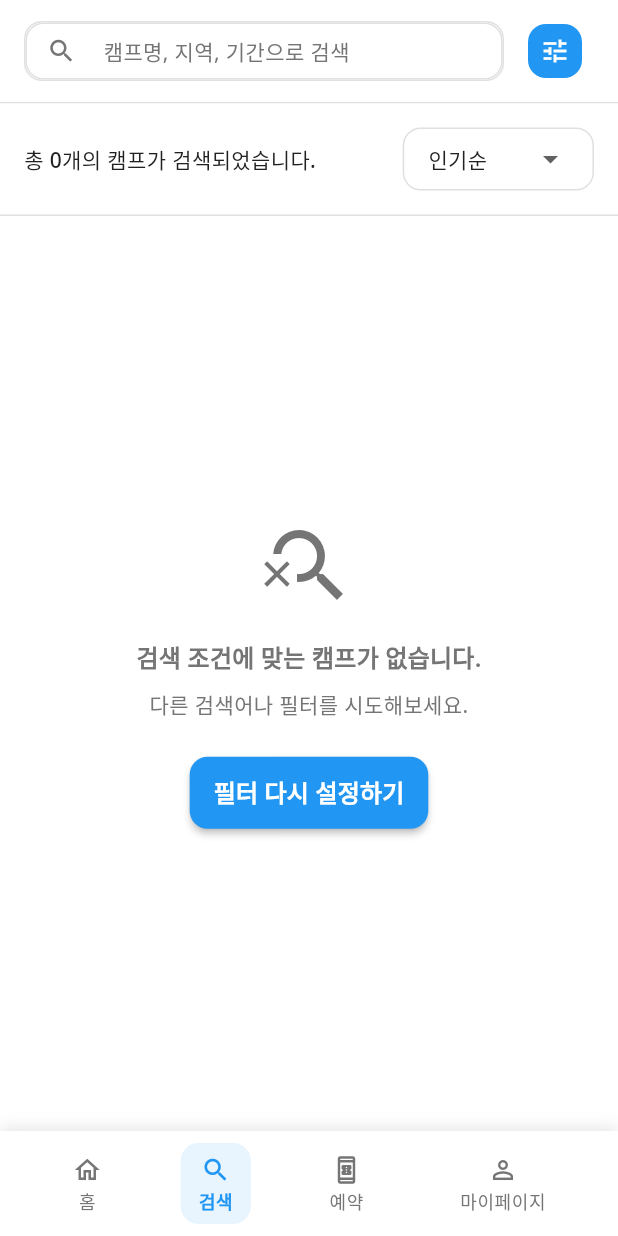
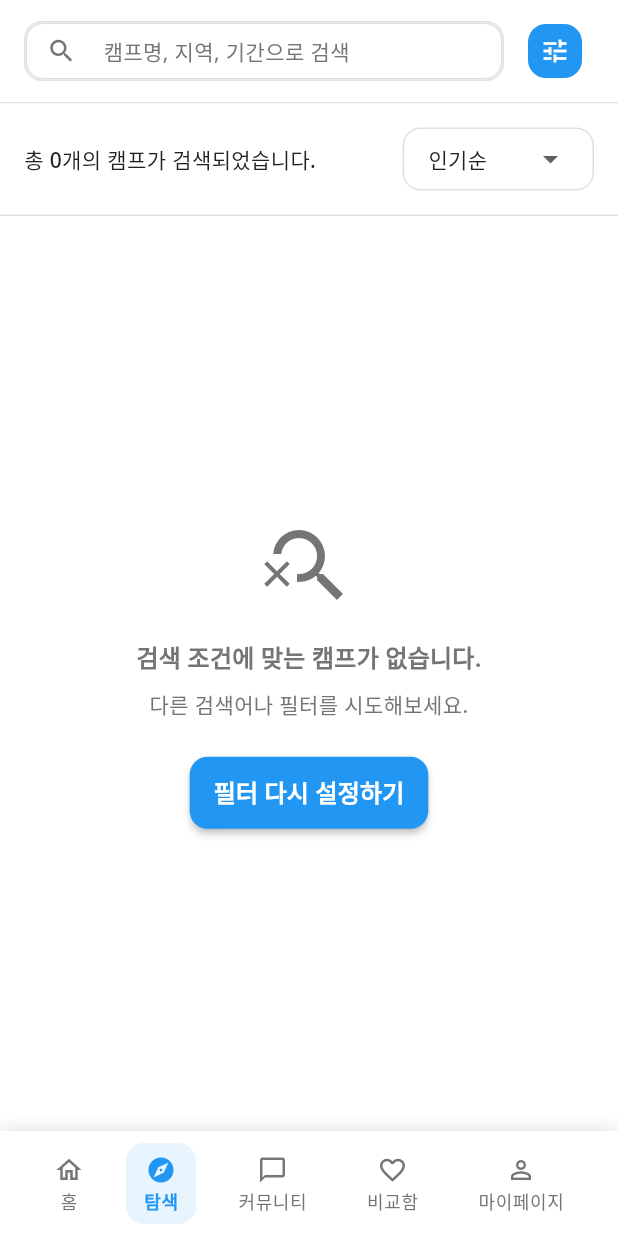
Before and after one commit to LatisAhn/edu-mart, a Flutter app: the screen it shows after launch, swiped to page 2, on a phone screen of 412 x 824 dp. Run offline on Flutter 3.47's test engine with Material 3 defaults, Android fonts, the phone set to English and light mode, and no system bars; our stand-ins replace cached_network_image, connectivity_plus, google_fonts, shared_preferences, shimmer; accounts and stored records are empty; network calls fail.

Commit message:
Update home screen to match step-1 wireframe: 5-tab navigation and country categories

```diff
--- a/lib/presentation/pages/main_page.dart
+++ b/lib/presentation/pages/main_page.dart
@@ -2,7 +2,6 @@ import 'package:flutter/material.dart';
 import '../../shared/widgets/bottom_navigation.dart';
 import '../../features/home/presentation/pages/home_page.dart';
 import '../../features/search/presentation/pages/search_results_page.dart';
-import '../../features/booking/presentation/pages/booking_history_page.dart';
 import '../../features/profile/presentation/pages/my_page.dart';
 
 /// 메인 페이지
@@ -43,7 +42,8 @@ class _MainPageState extends State<MainPage> {
         children: [
           const HomePage(),
           const SearchResultsPage(showBackButton: false),
-          const BookingHistoryPage(),
+          _buildPlaceholderPage('커뮤니티'),
+          _buildPlaceholderPage('비교함'),
           const MyPage(),
         ],
       ),
@@ -66,4 +66,39 @@ class _MainPageState extends State<MainPage> {
       );
     }
   }
+
+  Widget _buildPlaceholderPage(String title) {
+    return Scaffold(
+      backgroundColor: Colors.white,
+      body: Center(
+        child: Column(
+          mainAxisAlignment: MainAxisAlignment.center,
+          children: [
+            Icon(
+              Icons.construction,
+              size: 64,
+              color: Colors.grey[400],
+            ),
+            const SizedBox(height: 16),
+            Text(
+              '$title 페이지',
+              style: const TextStyle(
+                fontSize: 24,
+                fontWeight: FontWeight.bold,
+                color: Colors.grey,
+              ),
+            ),
+            const SizedBox(height: 8),
+            Text(
+              '준비 중입니다',
+              style: TextStyle(
+                fontSize: 16,
+                color: Colors.grey[600],
+              ),
+            ),
+          ],
+        ),
+      ),
+    );
+  }
 }
--- a/lib/shared/widgets/bottom_navigation.dart
+++ b/lib/shared/widgets/bottom_navigation.dart
@@ -44,20 +44,27 @@ class CustomBottomNavigationBar extends StatelessWidget {
               _buildNavItem(
                 context,
                 index: 1,
-                icon: Icons.search_outlined,
-                activeIcon: Icons.search,
-                label: '검색',
+                icon: Icons.explore_outlined,
+                activeIcon: Icons.explore,
+                label: '탐색',
               ),
               _buildNavItem(
                 context,
                 index: 2,
-                icon: Icons.book_online_outlined,
-                activeIcon: Icons.book_online,
-                label: '예약',
+                icon: Icons.chat_bubble_outline,
+                activeIcon: Icons.chat_bubble,
+                label: '커뮤니티',
               ),
               _buildNavItem(
                 context,
                 index: 3,
+                icon: Icons.favorite_outline,
+                activeIcon: Icons.favorite,
+                label: '비교함',
+              ),
+              _buildNavItem(
+                context,
+                index: 4,
                 icon: Icons.person_outline,
                 activeIcon: Icons.person,
                 label: '마이페이지',
@@ -146,16 +153,22 @@ class NavigationConstants {
       route: '/home',
     ),
     NavigationItem(
-      label: '검색',
-      icon: Icons.search_outlined,
-      activeIcon: Icons.search,
-      route: '/search',
+      label: '탐색',
+      icon: Icons.explore_outlined,
+      activeIcon: Icons.explore,
+      route: '/explore',
     ),
     NavigationItem(
-      label: '예약',
-      icon: Icons.book_online_outlined,
-      activeIcon: Icons.book_online,
-      route: '/bookings',
+      label: '커뮤니티',
+      icon: Icons.chat_bubble_outlined,
+      activeIcon: Icons.chat_bubble,
+      route: '/community',
+    ),
+    NavigationItem(
+      label: '비교함',
+      icon: Icons.favorite_outline,
+      activeIcon: Icons.favorite,
+      route: '/compare',
     ),
     NavigationItem(
       label: '마이페이지',
@@ -166,7 +179,8 @@ class NavigationConstants {
   ];
 
   static const int homeIndex = 0;
-  static const int searchIndex = 1;
-  static const int bookingIndex = 2;
-  static const int profileIndex = 3;
+  static const int exploreIndex = 1;
+  static const int communityIndex = 2;
+  static const int compareIndex = 3;
+  static const int profileIndex = 4;
 }
```
Also changed, not shown: lib/features/home/presentation/pages/home_page.dart (+19 -19 lines), docs/assets/fonts/MaterialIcons-Regular.otf, 3 other files.
